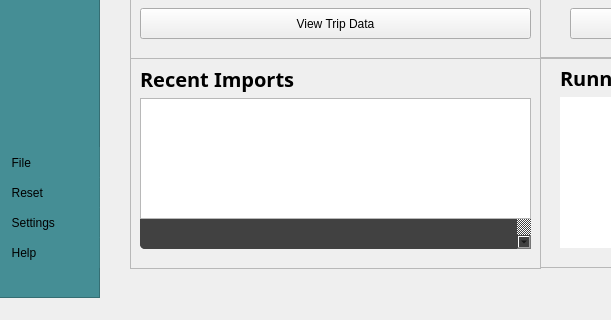
Old version of the form src/Win/Argous Qt code base/ArgouseBaseSoftware/homepage.ui in the repository Wabinabi/Argos; both pictures show x 0 to 611 and y 172 to 492 of the 800 by 492 pixel window.
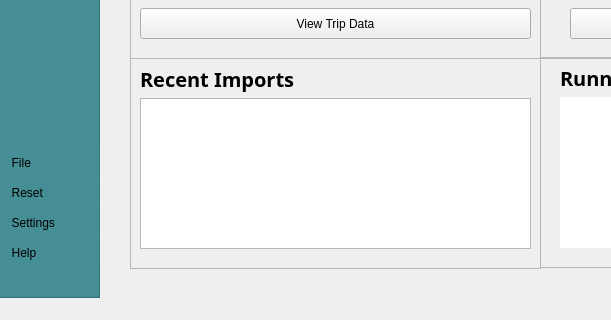
New version of the form. Icons and pictures are not drawn.

Commit message: Remove additional textbox

The edit to the form file:
```diff
--- a/src/Win/Argous Qt code base/ArgouseBaseSoftware/homepage.ui
+++ b/src/Win/Argous Qt code base/ArgouseBaseSoftware/homepage.ui
@@ -264,52 +264,6 @@
     <property name="frameShadow">
      <enum>QFrame::Raised</enum>
     </property>
-    <widget class="QScrollArea" name="scrollArea_2">
-     <property name="geometry">
-      <rect>
-       <x>10</x>
-       <y>40</y>
-       <width>391</width>
-       <height>151</height>
-      </rect>
-     </property>
-     <property name="styleSheet">
-      <string notr="true">background-color: rgb(65, 65, 65);
-border-radius: 5px;</string>
-     </property>
-     <property name="frameShape">
-      <enum>QFrame::NoFrame</enum>
-     </property>
-     <property name="verticalScrollBarPolicy">
-      <enum>Qt::ScrollBarAlwaysOn</enum>
-     </property>
-     <property name="widgetResizable">
-      <bool>true</bool>
-     </property>
-     <widget class="QWidget" name="scrollAreaWidgetContents_2">
-      <property name="geometry">
-       <rect>
-        <x>0</x>
-        <y>0</y>
-        <width>374</width>
-        <height>151</height>
-       </rect>
-      </property>
-      <widget class="QScrollBar" name="verticalScrollBar_2">
-       <property name="geometry">
-        <rect>
-         <x>390</x>
-         <y>0</y>
-         <width>16</width>
-         <height>291</height>
-        </rect>
-       </property>
-       <property name="orientation">
-        <enum>Qt::Vertical</enum>
-       </property>
-      </widget>
-     </widget>
-    </widget>
     <widget class="QLabel" name="label_6">
      <property name="geometry">
       <rect>
@@ -339,7 +293,7 @@
        <x>10</x>
        <y>40</y>
        <width>391</width>
-       <height>121</height>
+       <height>151</height>
       </rect>
      </property>
     </widget>
```
